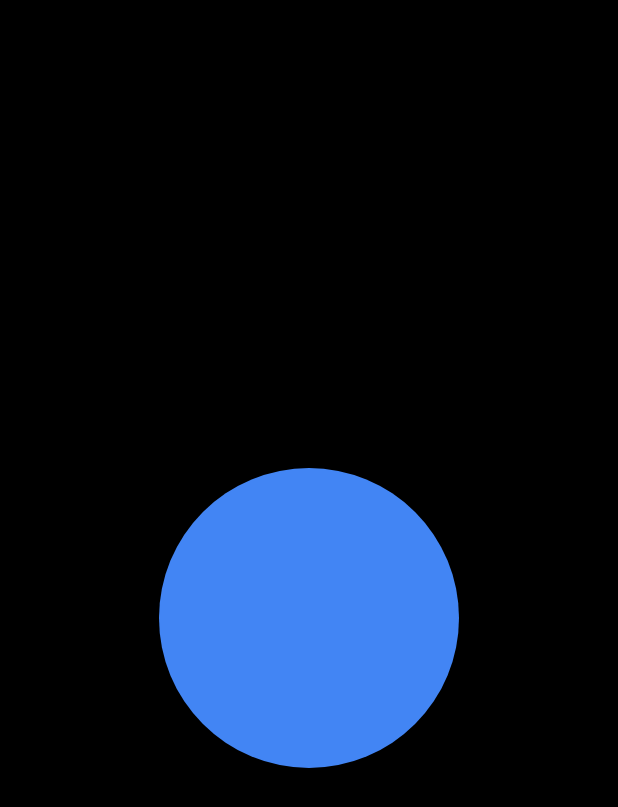
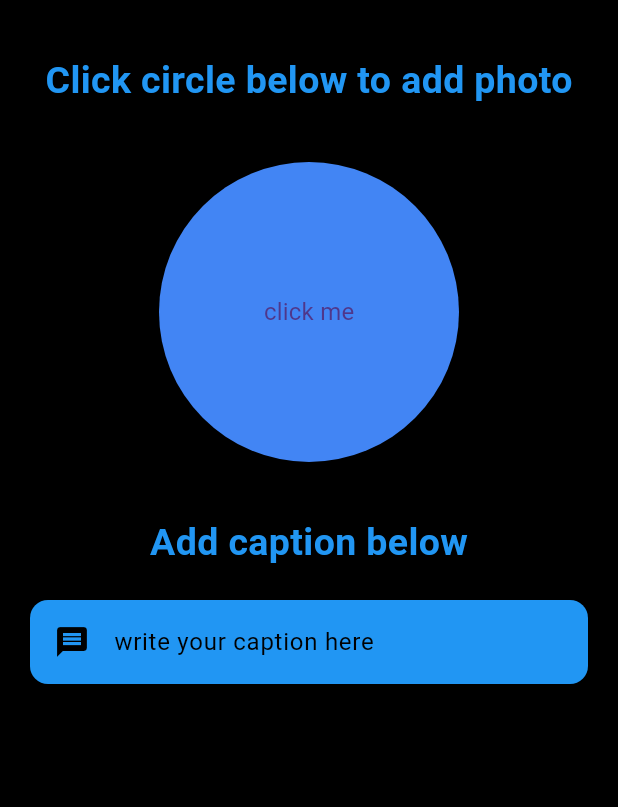
Before and after one commit to yosiasp/mobile_prog_kel6, a Flutter app: the UploadImage screen opened directly, on a phone screen of 412 x 824 dp. Shown: the top 807 px of the screen. Run offline on Flutter 3.47's test engine with Material 3 defaults, Android fonts, the phone set to English and light mode, and no system bars.

Commit message:
edit ui dari file upload_image

```diff
--- a/lib/pages/upload_image.dart
+++ b/lib/pages/upload_image.dart
@@ -13,12 +13,68 @@ class _UploadImageState extends State<UploadImage> {
     return const Scaffold(
       backgroundColor: Colors.black,
       body: Center(
-        child: Stack(
+        child: Column(
           children: [
+            Text(
+              '',
+              style: TextStyle(
+              fontWeight: FontWeight.bold,
+              fontSize: 25,
+              color: Colors.blue,
+              ),
+            ),
+            Text(
+              'Click circle below to add photo',
+              style: TextStyle(
+              fontWeight: FontWeight.bold,
+              fontSize: 25,
+              color: Colors.blue,
+              ),
+            ),
+            Text(
+              '',
+              style: TextStyle(
+              fontWeight: FontWeight.bold,
+              fontSize: 25,
+              color: Colors.blue,
+              ),
+            ),
             CircleAvatar(
               radius: 100,
               backgroundColor: Color(0xFF4285F4),
+              child: Text('click me'),
             ),
+            Text(
+              '',
+              style: TextStyle(
+              fontWeight: FontWeight.bold,
+              fontSize: 25,
+              color: Colors.blue,
+              ),
+            ),
+            Text(
+              'Add caption below',
+              style: TextStyle(
+              fontWeight: FontWeight.bold,
+              fontSize: 25,
+              color: Colors.blue,
+              ),
+            ),
+            Card(
+              color: Colors.blue,
+              margin: EdgeInsets.symmetric(
+                horizontal: 20.0,
+                vertical: 20.0,
+              ),
+              child: ListTile(
+                leading: Icon(Icons.message,
+                    color: Colors.black),
+                title: Text(
+                  'write your caption here',
+                   style: TextStyle(color: Colors.black),
+                 ),
+               ),
+             ),
           ],
         ),
       ),
```
